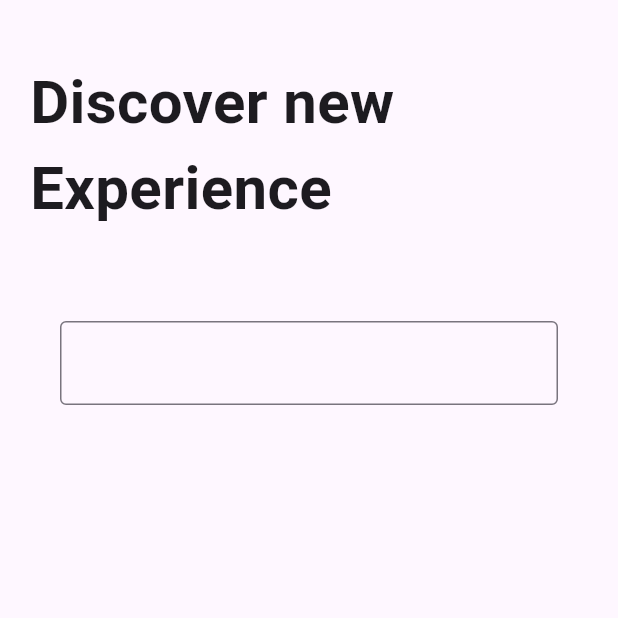
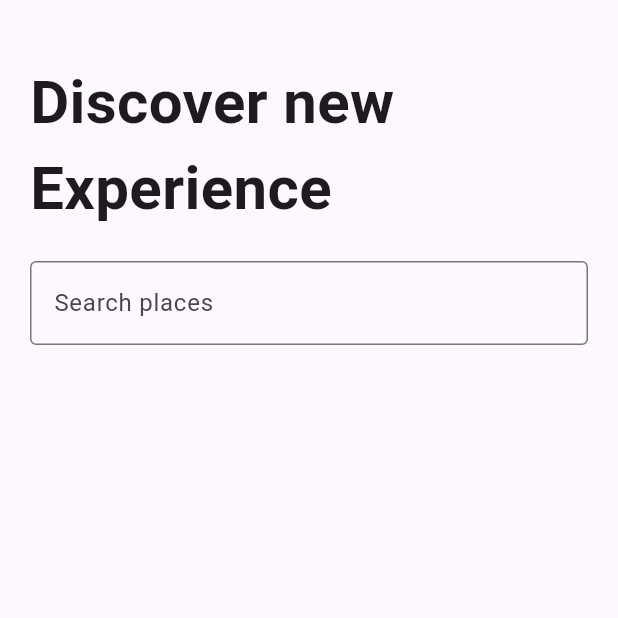
Before and after one commit to tinashemahwenda/travol-app, a Flutter app: the screen it shows after launch, on a phone screen of 412 x 824 dp, the top half of it. Run offline on Flutter 3.47's test engine with Material 3 defaults, Android fonts, the phone set to English and light mode, and no system bars.

Commit message:
Created a search bar

```diff
--- a/lib/screens/homepage.dart
+++ b/lib/screens/homepage.dart
@@ -14,7 +14,7 @@ class HomePage extends StatelessWidget {
             height: 20,
           ),
           Padding(
-            padding: const EdgeInsets.all(20.0),
+            padding: const EdgeInsets.only(top: 20.0, left: 20.0, right: 20.0),
             child: Text(
               'Discover new \nExperience',
               style: TextStyle(
@@ -24,12 +24,13 @@ class HomePage extends StatelessWidget {
             ),
           ),
           Container(
-            padding: EdgeInsets.all(40),
+            padding: EdgeInsets.fromLTRB(20, 20, 20, 20),
             decoration: BoxDecoration(),
             child: TextField(
-              decoration: InputDecoration(border: OutlineInputBorder()),
+              decoration: InputDecoration(
+                  border: OutlineInputBorder(), hintText: 'Search places'),
             ),
-          )
+          ),
         ],
       ),
     ));
```
